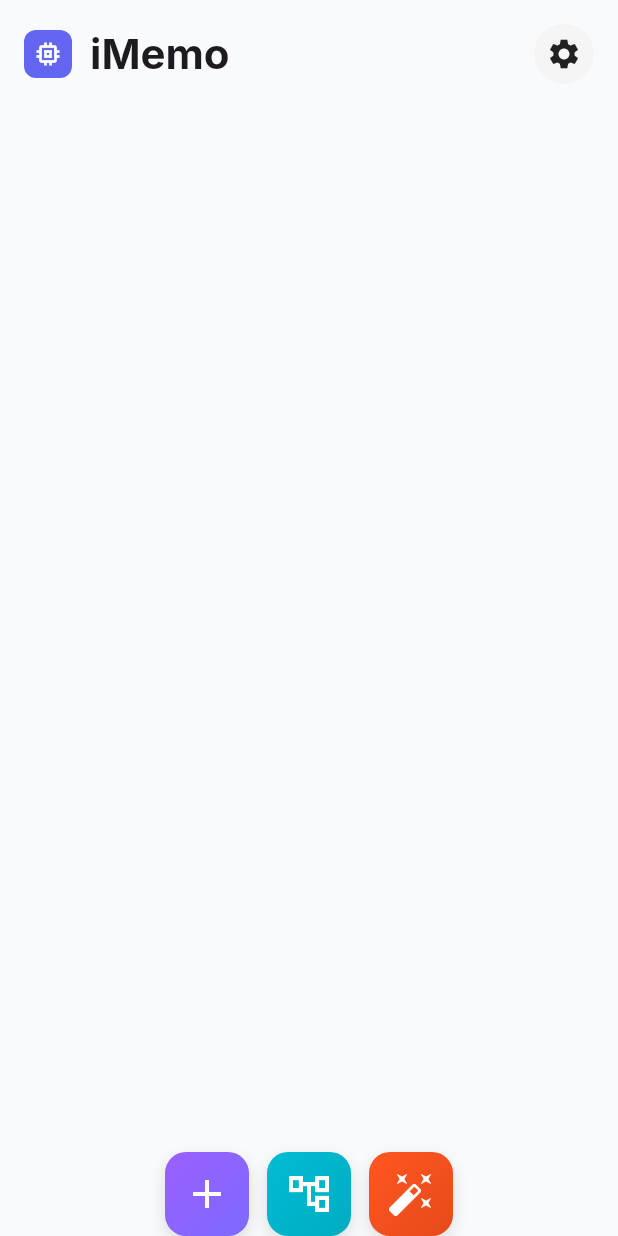
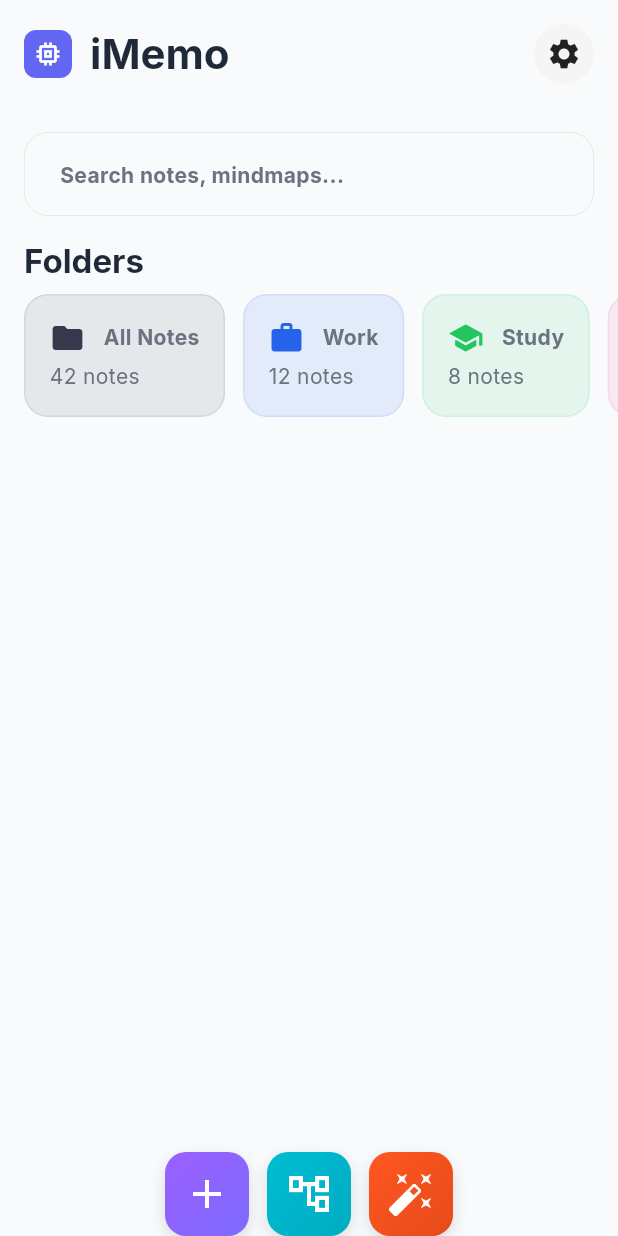
Before and after one commit to ketchstudio/ai-memo-app, a Flutter app: the screen it shows after launch, on a phone screen of 412 x 824 dp. Run offline on Flutter 3.47's test engine with Material 3 defaults, Android fonts, the phone set to English and light mode, and no system bars; our stand-ins replace firebase_core, flutter_dotenv, get_it, go_router, google_fonts, supabase_flutter; accounts and stored records are empty.

Commit message:
Feat: implement app-wide theming with custom text styles and input decorations; add folder management UI components

```diff
--- a/lib/ana_app.dart
+++ b/lib/ana_app.dart
@@ -1,7 +1,6 @@
 import 'package:ana_flutter/presentation/routers/app_router.dart';
 import 'package:ana_flutter/presentation/theme/app_colors.dart';
 import 'package:flutter/material.dart';
-import 'package:google_fonts/google_fonts.dart';
 
 class AnaApp extends StatelessWidget {
   const AnaApp({super.key});
@@ -10,9 +9,9 @@ class AnaApp extends StatelessWidget {
   Widget build(BuildContext context) {
     return MaterialApp.router(
       title: 'ANA',
-      theme: lightTheme.copyWith(textTheme: GoogleFonts.interTextTheme()),
-      darkTheme: ThemeData.dark(useMaterial3: true), // Dark mode theme
-      themeMode: ThemeMode.system, // Use system setting
+      theme: lightTheme,
+      darkTheme: darkTheme,
+      themeMode: ThemeMode.system,
       routerConfig: appRouter,
     );
   }
--- /dev/null
+++ b/lib/core/presentation/decoration/app_input_decoration.dart
@@ -0,0 +1,37 @@
+import 'package:ana_flutter/presentation/theme/app_text_styles.dart';
+import 'package:flutter/material.dart';
+
+InputDecoration appInputDecoration({
+  required BuildContext context,
+  String? hintText,
+  Widget? prefixIcon,
+  Widget? suffixIcon,
+  bool filled = false,
+  double borderRadius = 16,
+  EdgeInsets contentPadding = const EdgeInsets.symmetric(
+    horizontal: 20,
+    vertical: 16,
+  ),
+}) {
+  final theme = Theme.of(context);
+
+  // Dynamically scale font based on system text scale or screen size
+  return InputDecoration(
+    hintText: hintText,
+    hintStyle: AppTextStyles.bodyMedium(
+      context,
+    ).withFontWeight(FontWeight.bold),
+    prefixIcon: prefixIcon,
+    suffixIcon: suffixIcon,
+    contentPadding: contentPadding,
+    filled: filled,
+    enabledBorder: OutlineInputBorder(
+      borderRadius: BorderRadius.circular(borderRadius),
+      borderSide: BorderSide(color: Colors.grey.shade300, width: 0.5),
+    ),
+    focusedBorder: OutlineInputBorder(
+      borderRadius: BorderRadius.circular(borderRadius),
+      borderSide: BorderSide(color: theme.colorScheme.primary, width: 1),
+    ),
+  );
+}
--- a/lib/domain/models/folder.dart
+++ b/lib/domain/models/folder.dart
@@ -1,6 +1,7 @@
 class Folder {
   final String id;
   final String name;
+  final int noteCount;
 
-  Folder({required this.id, required this.name});
+  const Folder({required this.id, required this.name, required this.noteCount});
 }
--- /dev/null
+++ b/lib/presentation/home/folder/folder_card.dart
@@ -0,0 +1,57 @@
+import 'package:ana_flutter/presentation/home/folder/folder_contract.dart';
+import 'package:ana_flutter/presentation/theme/app_border.dart';
+import 'package:ana_flutter/presentation/theme/app_border_radius.dart';
+import 'package:ana_flutter/presentation/theme/app_text_styles.dart';
+import 'package:flutter/material.dart';
+
+class FolderCard extends StatelessWidget {
+  final FolderUiItem folder;
+  final Function(String) onFolderSelected;
+
+  const FolderCard({
+    super.key,
+    required this.folder,
+    required this.onFolderSelected,
+  });
+
+  @override
+  Widget build(BuildContext context) {
+    return Container(
+      margin: const EdgeInsets.only(right: 12),
+      child: InkWell(
+        onTap: () => onFolderSelected(folder.id),
+        borderRadius: BorderRadius.circular(16),
+        child: Container(
+          padding: const EdgeInsets.all(16),
+          decoration: BoxDecoration(
+            color: folder.color.withValues(alpha: 0.1),
+            borderRadius: AppBorderRadius.card,
+            border: AppBorder.card(folder.color.withValues(alpha: 0.1)),
+          ),
+          child: Column(
+            crossAxisAlignment: CrossAxisAlignment.start,
+            children: [
+              Row(
+                children: [
+                  Icon(folder.icon, size: 24, color: folder.color),
+                  const SizedBox(width: 12),
+                  Text(
+                    folder.name,
+                    style: AppTextStyles.bodyMedium(
+                      context,
+                    ).withFontWeight(FontWeight.bold),
+                  ),
+                ],
+              ),
+              const SizedBox(height: 4),
+              Text(
+                '${folder.noteCount} notes',
+                style: AppTextStyles.bodyMedium(context),
+              ),
+            ],
+          ),
+        ),
+      ),
+    );
+  }
+}
--- /dev/null
+++ b/lib/presentation/home/folder/folder_contract.dart
@@ -0,0 +1,63 @@
+import 'package:flutter/material.dart';
+
+class FolderUiItem {
+  final String id;
+  final String name;
+  final IconData icon;
+  final int noteCount;
+  final Color color;
+
+  FolderUiItem({
+    required this.id,
+    required this.name,
+    required this.icon,
+    required this.noteCount,
+    required this.color,
+  });
+}
+
+final List<FolderUiItem> folders = [
+  FolderUiItem(
+    id: '1',
+    name: 'All Notes',
+    icon: Icons.folder,
+    noteCount: 42,
+    color: const Color(0xFF36394C),
+    // dark gray
+  ),
+  FolderUiItem(
+    id: "2",
+    name: 'Work',
+    icon: Icons.work,
+    noteCount: 12,
+    color: const Color(0xFF2563EB),
+  ),
+  FolderUiItem(
+    id: "3",
+    name: 'Study',
+    icon: Icons.school,
+    noteCount: 8,
+    color: const Color(0xFF22C55E),
+  ),
+  FolderUiItem(
+    id: "4",
+    name: 'Personal',
+    icon: Icons.person,
+    noteCount: 5,
+    color: const Color(0xFFEC4899),
+  ),
+  FolderUiItem(
+    id: "5",
+    name: 'Ideas',
+    icon: Icons.lightbulb,
+    noteCount: 3,
+    color: const Color(0xFF8B5CF6),
+  ),
+  FolderUiItem(
+    id: "6",
+    name: 'Travel',
+    icon: Icons.airplanemode_active,
+    noteCount: 7,
+    color: const Color(0xFF10B981),
+  ),
+];
--- a/lib/presentation/home/home_screen.dart
+++ b/lib/presentation/home/home_screen.dart
@@ -1,10 +1,14 @@
 import 'package:ana_flutter/presentation/home/create_from_text/create_from_text.dart';
 import 'package:ana_flutter/presentation/home/home_main_action.dart';
+import 'package:ana_flutter/presentation/home/search_bar.dart';
 import 'package:ana_flutter/presentation/routers/app_router_contract.dart';
+import 'package:ana_flutter/presentation/theme/app_text_styles.dart';
 import 'package:flutter/material.dart';
 import 'package:go_router/go_router.dart';
 
 import 'action/note_create_option_bottomsheet.dart';
+import 'folder/folder_card.dart';
+import 'folder/folder_contract.dart';
 import 'home_app_bar.dart';
 
 class HomeScreen extends StatefulWidget {
@@ -24,6 +28,48 @@ class _HomeScreenState extends State<HomeScreen> {
       body: SafeArea(
         child: Stack(
           children: [
+            Column(
+              crossAxisAlignment: CrossAxisAlignment.start,
+              children: [
+                // Placeholder for the main content area
+                Padding(
+                  padding: const EdgeInsets.all(16),
+                  child: SearchBarWidget(
+                    controller: TextEditingController(),
+                    onChanged: (query) {
+                      // Handle search action
+                    },
+                  ),
+                ),
+                Padding(
+                  padding: const EdgeInsets.symmetric(horizontal: 16),
+                  child: Text(
+                    'Folders',
+                    style: AppTextStyles.titleLarge(
+                      context,
+                    ).withFontWeight(FontWeight.bold),
+                  ),
+                ),
+                SizedBox(height: 8),
+                SingleChildScrollView(
+                  scrollDirection: Axis.horizontal,
+                  child: Padding(
+                    padding: const EdgeInsets.symmetric(horizontal: 16),
+                    child: Row(
+                      children: folders
+                          .map(
+                            (f) => FolderCard(
+                              folder: f,
+                              onFolderSelected: (String id) {},
+                            ),
+                          )
+                          .toList(),
+                    ),
+                  ),
+                ),
+              ],
+            ),
+
             Align(
               alignment: Alignment.bottomCenter,
               child: HomeMainAction(
--- /dev/null
+++ b/lib/presentation/home/search_bar.dart
@@ -0,0 +1,32 @@
+import 'package:flutter/material.dart';
+
+import '../../core/presentation/decoration/app_input_decoration.dart';
+
+class SearchBarWidget extends StatelessWidget {
+  final TextEditingController controller;
+  final ValueChanged<String> onChanged;
+
+  const SearchBarWidget({
+    super.key,
+    required this.controller,
+    required this.onChanged,
+  });
+
+  @override
+  Widget build(BuildContext context) {
+    return TextField(
+      controller: controller,
+      onChanged: onChanged,
+      maxLines: 1,
+      decoration: appInputDecoration(
+        context: context,
+        hintText: 'Search notes, mindmaps...',
+        borderRadius: 16,
+        contentPadding: const EdgeInsets.symmetric(
+          horizontal: 20,
+          vertical: 16,
+        ),
+      ),
+    );
+  }
+}
--- /dev/null
+++ b/lib/presentation/theme/app_border.dart
@@ -0,0 +1,45 @@
+import 'package:flutter/material.dart';
+
+class AppBorder {
+  AppBorder._(); // Prevent instantiation
+
+  static const double _thin = 1.0;
+  static const double _thick = 1.5;
+
+  /// Default card border (light gray)
+  static Border card([Color? color]) =>
+      Border.all(color: color ?? Colors.grey.shade200, width: _thin);
+
+  /// Outline border (e.g., for input fields)
+  static Border outline([Color? color]) =>
+      Border.all(color: color ?? Colors.grey.shade300, width: _thick);
+
+  /// Thin border side (e.g., for InputDecoration)
+  static BorderSide thin([Color? color]) =>
+      BorderSide(color: color ?? Colors.grey.shade300, width: _thin);
+
+  /// Thick border side
+  static BorderSide thick([Color? color]) =>
+      BorderSide(color: color ?? Colors.grey.shade400, width: _thick);
+
+  /// Custom solid border side
+  static BorderSide solid(Color color, {double width = 1.0}) =>
+      BorderSide(color: color, width: width);
+
+  /// Custom border with individual sides
+  static Border only({
+    Color color = Colors.grey,
+    double width = _thin,
+    bool top = true,
+    bool bottom = true,
+    bool left = true,
+    bool right = true,
+  }) {
+    return Border(
+      top: top ? BorderSide(color: color, width: width) : BorderSide.none,
+      bottom: bottom ? BorderSide(color: color, width: width) : BorderSide.none,
+      left: left ? BorderSide(color: color, width: width) : BorderSide.none,
+      right: right ? BorderSide(color: color, width: width) : BorderSide.none,
+    );
+  }
+}
--- /dev/null
+++ b/lib/presentation/theme/app_border_radius.dart
@@ -0,0 +1,20 @@
+import 'package:flutter/material.dart';
+
+class AppBorderRadius {
+  AppBorderRadius._();
+
+  static const double _card = 16;
+  static const double _button = 12;
+  static const double _field = 8;
+
+  static BorderRadius get card => BorderRadius.circular(_card);
+  static BorderRadius get button => BorderRadius.circular(_button);
+  static BorderRadius get field => BorderRadius.circular(_field);
+
+  // Custom circular radius
+  static BorderRadius circular(double radius) => BorderRadius.circular(radius);
+
+  // Uniform on each corner
+  static BorderRadius all(double radius) =>
+      BorderRadius.all(Radius.circular(radius));
+}
--- a/lib/presentation/theme/app_colors.dart
+++ b/lib/presentation/theme/app_colors.dart
@@ -1,3 +1,4 @@
+import 'package:ana_flutter/presentation/theme/app_text_theme.dart';
 import 'package:flutter/material.dart';
 
 /// A class to hold the custom color palette for the application.
@@ -64,9 +65,39 @@ final ThemeData lightTheme = ThemeData(
   floatingActionButtonTheme: const FloatingActionButtonThemeData(
     backgroundColor: AppColors.primary,
   ),
-  textTheme: const TextTheme(
-    bodyLarge: TextStyle(color: AppColors.dark),
-    bodyMedium: TextStyle(color: Color(0xFF6B7280)), // gray-500
-    titleLarge: TextStyle(color: AppColors.dark, fontWeight: FontWeight.bold),
+  textTheme: AppTextThemes.light,
+);
+
+final ThemeData darkTheme = ThemeData(
+  brightness: Brightness.dark,
+  primaryColor: AppColors.primary,
+  scaffoldBackgroundColor: AppColors.dark,
+  colorScheme: const ColorScheme.dark(
+    primary: AppColors.primary,
+    secondary: AppColors.secondary,
+    tertiary: AppColors.accent,
+    surfaceContainerHighest: AppColors.light,
+    surface: Color(0xFF111827), // gray-900 background
+    onSurface: AppColors.light,
+    error: Colors.redAccent,
+    onError: Colors.white,
   ),
+  appBarTheme: const AppBarTheme(
+    backgroundColor: Color(0xFF111827),
+    elevation: 1,
+    iconTheme: IconThemeData(color: AppColors.light),
+    titleTextStyle: TextStyle(
+      color: AppColors.light,
+      fontSize: 20,
+      fontWeight: FontWeight.bold,
+    ),
+  ),
+  buttonTheme: const ButtonThemeData(
+    buttonColor: AppColors.primary,
+    textTheme: ButtonTextTheme.primary,
+  ),
+  floatingActionButtonTheme: const FloatingActionButtonThemeData(
+    backgroundColor: AppColors.primary,
+  ),
+  textTheme: AppTextThemes.dark,
 );
--- a/lib/presentation/theme/app_text_styles.dart
+++ b/lib/presentation/theme/app_text_styles.dart
@@ -1,6 +1,8 @@
 import 'package:flutter/material.dart';
 
 class AppTextStyles {
+  AppTextStyles._();
+
   static TextStyle displayLarge(BuildContext context) =>
       Theme.of(context).textTheme.displayLarge!;
 
```
Also changed, not shown: lib/presentation/home/create_from_text/create_from_text.dart (+17 -20 lines), lib/presentation/theme/app_text_theme.dart (added, +182 -0 lines).
